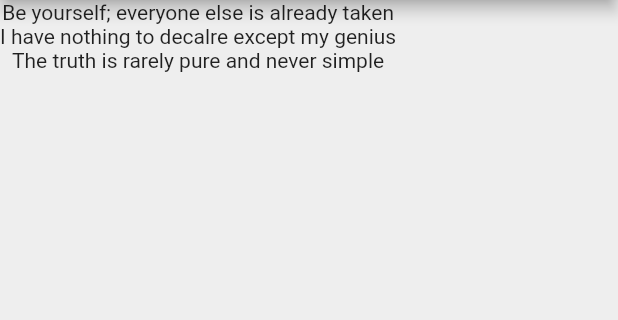
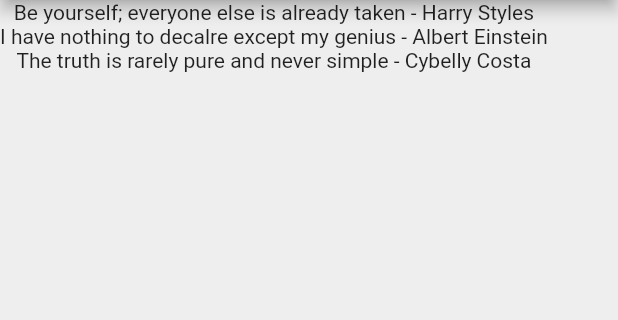
Before and after one commit to CynaraCosta/flutter-init, a Flutter app: the screen it shows after launch, on a phone screen of 412 x 824 dp, the part 84-404 px from its top. Run offline on Flutter 3.47's test engine with Material 2 defaults, Android fonts, the phone set to English and light mode, and no system bars.

Commit message:
custom classes

```diff
--- a/quotes/quotes/lib/main.dart
+++ b/quotes/quotes/lib/main.dart
@@ -1,4 +1,5 @@
 import 'package:flutter/material.dart';
+import 'package:quotes/quote.dart';
 
 void main() => runApp(const MaterialApp(
   home: QuoteList(),
@@ -12,10 +13,10 @@ class QuoteList extends StatefulWidget {
 
 class _QuoteListState extends State<QuoteList> {
 
-  List<String> quotes = [
-      'Be yourself; everyone else is already taken',
-      'I have nothing to decalre except my genius',
-      'The truth is rarely pure and never simple'
+  List<Quote> quotes = [
+      Quote(text: 'Be yourself; everyone else is already taken', author: 'Harry Styles'),
+      Quote(text: 'I have nothing to decalre except my genius', author: 'Albert Einstein'),
+      Quote(text: 'The truth is rarely pure and never simple', author: 'Cybelly Costa'),
     ];
 
   @override
@@ -30,7 +31,7 @@ class _QuoteListState extends State<QuoteList> {
         backgroundColor: Colors.redAccent,
       ),
       body: Column(
-        children: quotes.map((quote) => Text(quote)).toList(),
+        children: quotes.map((quote) => Text('${quote.text} - ${quote.author}')).toList(),
       ),
     );
   }
--- /dev/null
+++ b/quotes/quotes/lib/quote.dart
@@ -0,0 +1,10 @@
+class Quote {
+
+  String text;
+  String? author;
+
+  Quote({required this.text, String? author}) {
+    this.author = author!;
+  }
+
+}
```
